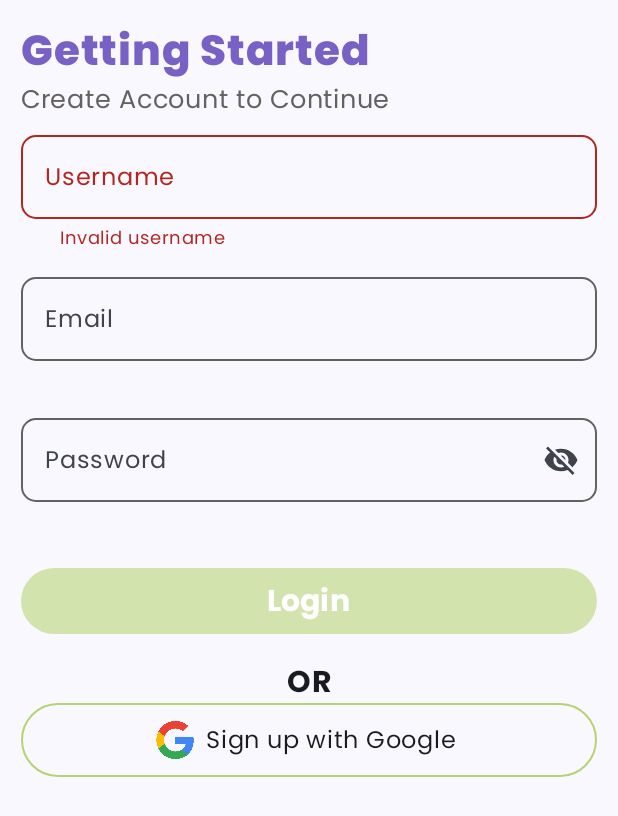
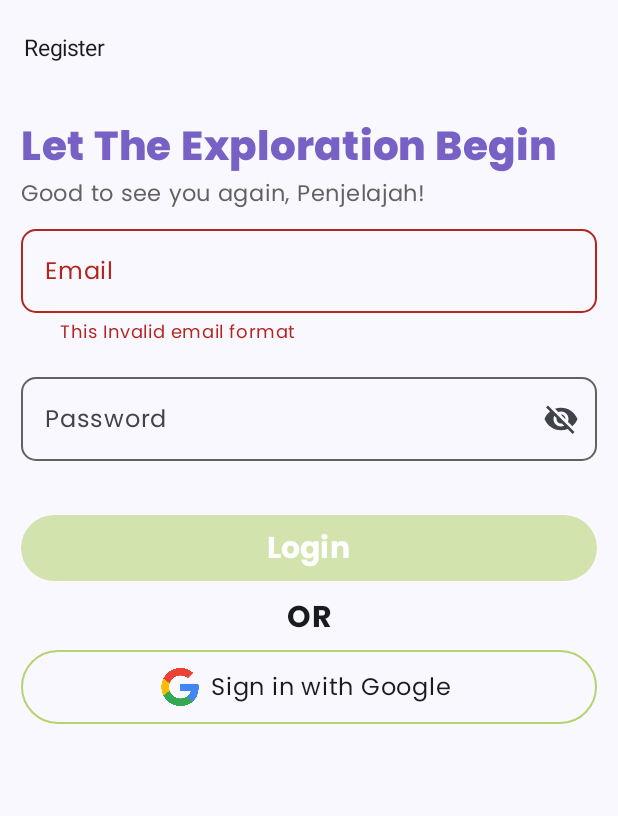
Before and after one commit to reynard26/Jelajahi-MD, an Android app built with Jetpack Compose: the screen it shows after launch (MainActivity), on a phone screen of 412 x 824 dp. Shown: the top 816 px of the screen. Run offline under Robolectric (Android 15) with nearby library versions, the phone set to English and light mode, and no system bars.

Commit message:
Perubahan Tag Info

```diff
--- a/app/src/main/java/com/example/jelajahiapp/MainActivity.kt
+++ b/app/src/main/java/com/example/jelajahiapp/MainActivity.kt
@@ -25,8 +25,8 @@ class MainActivity : ComponentActivity() {
                     modifier = Modifier.fillMaxSize(),
                     color = MaterialTheme.colorScheme.background
                 ) {
-                    SignupContent(            email = null,
-                        onSignInSubmitted = { _, _, _ -> })
+                    LoginContent(            email = null,
+                        onSignInSubmitted = { _, _-> })
                 }
             }
         }
--- a/app/src/main/java/com/example/jelajahiapp/ui/screen/authorization/LoginScreen.kt
+++ b/app/src/main/java/com/example/jelajahiapp/ui/screen/authorization/LoginScreen.kt
@@ -8,14 +8,22 @@ import androidx.compose.foundation.layout.fillMaxWidth
 import androidx.compose.foundation.layout.height
 import androidx.compose.foundation.layout.padding
 import androidx.compose.foundation.layout.wrapContentHeight
+import androidx.compose.material.icons.Icons
+import androidx.compose.material.icons.filled.ArrowBack
 import androidx.compose.material3.Button
 import androidx.compose.material3.ButtonDefaults
+import androidx.compose.material3.ExperimentalMaterial3Api
+import androidx.compose.material3.Icon
+import androidx.compose.material3.IconButton
 import androidx.compose.material3.MaterialTheme
+import androidx.compose.material3.Scaffold
 import androidx.compose.material3.Snackbar
 import androidx.compose.material3.SnackbarHost
 import androidx.compose.material3.SnackbarHostState
 import androidx.compose.material3.Text
 import androidx.compose.material3.TextButton
+import androidx.compose.material3.TopAppBar
+import androidx.compose.material3.TopAppBarColors
 import androidx.compose.runtime.Composable
 import androidx.compose.runtime.getValue
 import androidx.compose.runtime.mutableStateOf
@@ -25,9 +33,11 @@ import androidx.compose.ui.Alignment
 import androidx.compose.ui.Modifier
 import androidx.compose.ui.focus.FocusRequester
 import androidx.compose.ui.focus.focusRequester
+import androidx.compose.ui.graphics.Color
 import androidx.compose.ui.res.stringResource
 import androidx.compose.ui.text.font.FontWeight
 import androidx.compose.ui.text.style.TextAlign
+import androidx.compose.ui.text.style.TextOverflow
 import androidx.compose.ui.tooling.preview.Preview
 import androidx.compose.ui.unit.dp
 import androidx.compose.ui.unit.sp
@@ -56,28 +66,48 @@ fun LoginScreen(
 
 }
 
+@OptIn(ExperimentalMaterial3Api::class)
 @Composable
 fun LoginContent(
     email: String?,
     onSignInSubmitted: (email: String, password: String) -> Unit,
 ) {
-    Box(modifier = Modifier
+    Scaffold(
+        topBar = {
+            TopAppBar(
+                title = {
+                    Text(
+                        text = "Register",
+                        maxLines = 1,
+                        fontSize = 15.sp,
+                    )
+                },
+            )
+        }
+    ) { innerPadding ->
+        Box(
+            modifier = Modifier
                 .fillMaxWidth()
-        .padding(14.dp)) {
+                .padding(innerPadding)
+                .padding(14.dp)
+        ) {
             Column(
                 modifier = Modifier,
             ) {
-            Text(text = stringResource(id = R.string.lets_something),
+                Text(
+                    text = stringResource(id = R.string.lets_something),
                     fontFamily = fonts,
                     fontWeight = FontWeight.ExtraBold,
                     color = purple100,
-                fontSize = 28.sp
+                    fontSize = 27.sp
                 )
 
-            Text(text = stringResource(id = R.string.good_to),
+                Text(
+                    text = stringResource(id = R.string.good_to),
                     fontFamily = fonts,
                     color = grey40,
-                fontSize = 17.sp)
+                    fontSize = 15.sp
+                )
 
                 Spacer(modifier = Modifier.height(4.dp))
 
@@ -113,7 +143,7 @@ fun LoginContent(
                     ),
                     modifier = Modifier
                         .fillMaxWidth()
-                    .padding(vertical = 16.dp),
+                        .padding(vertical = 8.dp),
                     enabled = emailState.isValid && passwordState.isValid
                 ) {
                     Text(
@@ -136,8 +166,12 @@ fun LoginContent(
                 ButtonGoogle(
                     text = stringResource(id = R.string.sign_in_google),
                     loadingText = stringResource(id = R.string.loading_in_google),
-                modifier = Modifier .fillMaxWidth()) {
+                    modifier = Modifier
+                        .fillMaxWidth()
+                        .padding(vertical = 8.dp)
+                ) {
 
+                }
             }
         }
     }
--- a/app/src/main/java/com/example/jelajahiapp/ui/screen/authorization/SignupScreen.kt
+++ b/app/src/main/java/com/example/jelajahiapp/ui/screen/authorization/SignupScreen.kt
@@ -65,13 +65,13 @@ fun SignupContent(
                 fontFamily = fonts,
                 fontWeight = FontWeight.ExtraBold,
                 color = purple100,
-                fontSize = 28.sp
+                fontSize = 27.sp
             )
 
             Text(text = stringResource(id = R.string.account_continue),
                 fontFamily = fonts,
                 color = grey40,
-                fontSize = 17.sp)
+                fontSize = 15.sp)
 
             Spacer(modifier = Modifier.height(4.dp))
 
@@ -115,7 +115,7 @@ fun SignupContent(
                 ),
                 modifier = Modifier
                     .fillMaxWidth()
-                    .padding(vertical = 16.dp),
+                    .padding(vertical = 8.dp),
                 enabled = emailState.isValid && passwordState.isValid
             ) {
                 Text(
@@ -138,7 +138,8 @@ fun SignupContent(
             ButtonGoogle(
                 text = stringResource(id = R.string.sign_up_google),
                 loadingText = stringResource(id = R.string.loading_up_google),
-                modifier = Modifier .fillMaxWidth()) {
+                modifier = Modifier .fillMaxWidth()
+                    .padding(vertical = 8.dp)) {
 
             }
         }
--- a/app/src/main/res/values/strings.xml
+++ b/app/src/main/res/values/strings.xml
@@ -17,9 +17,9 @@
     <string name="hide_password">Hide password</string>
     <string name="login">Login</string>
     <string name="dismiss">Dismiss</string>
-    <string name="getting_started">Getting Started</string>
-    <string name="account_continue">Create Account to Continue</string>
-    <string name="lets_something">Let\'s get something</string>
+    <string name="getting_started">Begin Your Exploration</string>
+    <string name="account_continue">Create an account to continue!</string>
+    <string name="lets_something">Let The Exploration Begin</string>
     <string name="good_to">Good to see you again, Penjelajah!</string>
     <string name="or">OR</string>
     <string name="sign_in_google">Sign in with Google</string>
```
Lines whose indentation alone changed are shown as unchanged.
